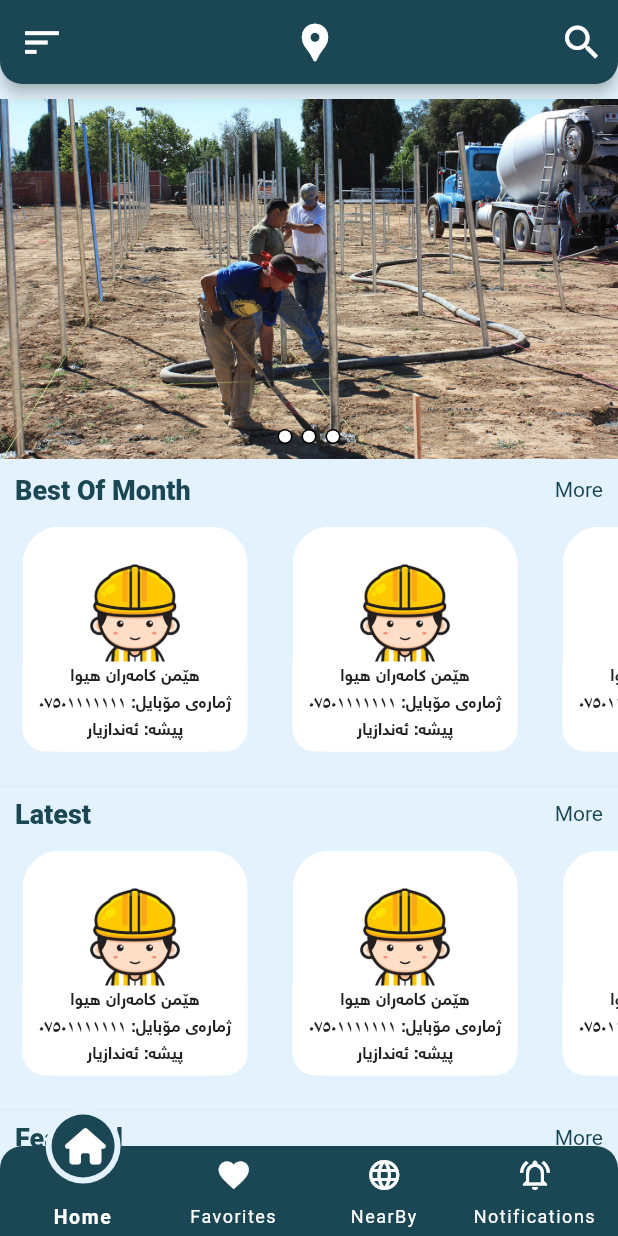
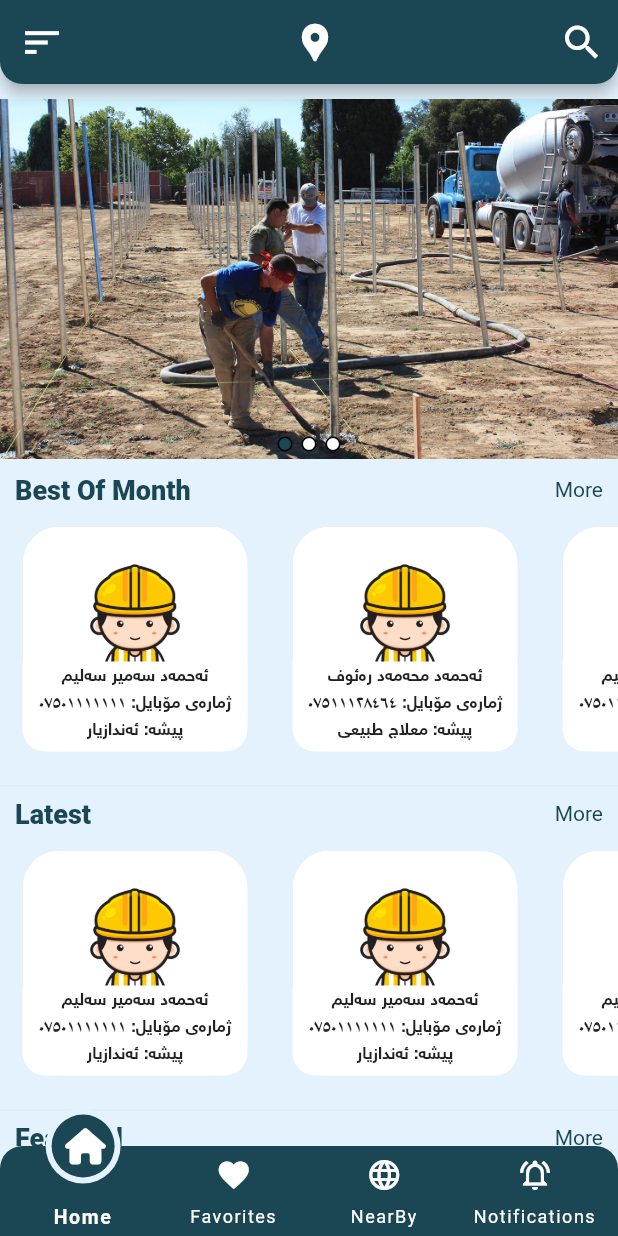
Before and after one commit to ahmadlhony/first_assignment, a Flutter app: the screen it shows after launch, on a phone screen of 412 x 824 dp. Run offline on Flutter 3.47's test engine with Material 2 defaults, Android fonts, the light colour scheme and no system bars; drawn by our look-alikes of carousel_slider; our stand-ins replace fluttericon.

Commit message:
added more Re-Usablity to the widgets

```diff
--- a/lib/screens/home_screen.dart
+++ b/lib/screens/home_screen.dart
@@ -1,14 +1,15 @@
 // ignore_for_file: prefer_const_constructors, sized_box_for_whitespace, prefer_const_literals_to_create_immutables
 
 import 'package:first_assignment/widgets/categories_grid.dart';
+import 'package:first_assignment/widgets/category_item.dart';
 import 'package:first_assignment/widgets/custom_navbar.dart';
 import 'package:first_assignment/widgets/image_slider.dart';
+import 'package:first_assignment/widgets/navbar_item.dart';
 import 'package:flutter/material.dart';
 import 'package:flutter/rendering.dart';
+import 'package:fluttericon/font_awesome_icons.dart';
 
 class HomeScreen extends StatelessWidget {
-  const HomeScreen({Key? key}) : super(key: key);
-
   @override
   Widget build(BuildContext context) {
     return Scaffold(
@@ -54,19 +55,109 @@ class HomeScreen extends StatelessWidget {
         child: Column(
           mainAxisAlignment: MainAxisAlignment.center,
           children: [
-            ImageSlider(),
-            CategoryGrid("Best Of Month"),
+            ImageSlider(
+              imageList: [
+                'assets/images/first.jpg',
+                'assets/images/second.jpg',
+                'assets/images/third.jpg'
+              ],
+            ),
+            CategoryGrid(
+              categoryName: "Best Of Month",
+              categoryItems: [
+                CategoryItem(
+                  name: "ئەحمەد سەمیر سەلیم",
+                  phoneNumber: "٠٧٥٠١١١١١١١",
+                  career: "ئەندازیار",
+                  imagePath:
+                      'assets/images/cute-engineer-character-cartoon-icon-illustration-vector.jpg',
+                ),
+                CategoryItem(
+                  name: "ئەحمەد محەمەد رەئوف",
+                  phoneNumber: "٠٧٥١١١٢٨٤٦٤",
+                  career: "معلاج طبیعی",
+                  imagePath:
+                      'assets/images/cute-engineer-character-cartoon-icon-illustration-vector.jpg',
+                ),
+                CategoryItem(
+                  name: "ئەحمەد سەمیر سەلیم",
+                  phoneNumber: "٠٧٥٠١١١١١١١",
+                  career: "ئەندازیار",
+                  imagePath:
+                      'assets/images/cute-engineer-character-cartoon-icon-illustration-vector.jpg',
+                ),
+              ],
+            ),
             Divider(thickness: 0.2),
-            CategoryGrid("Latest"),
+            CategoryGrid(
+              categoryName: "Latest",
+              categoryItems: [
+                CategoryItem(
+                  name: "ئەحمەد سەمیر سەلیم",
+                  phoneNumber: "٠٧٥٠١١١١١١١",
+                  career: "ئەندازیار",
+                  imagePath:
+                      'assets/images/cute-engineer-character-cartoon-icon-illustration-vector.jpg',
+                ),
+                CategoryItem(
+                  name: "ئەحمەد سەمیر سەلیم",
+                  phoneNumber: "٠٧٥٠١١١١١١١",
+                  career: "ئەندازیار",
+                  imagePath:
+                      'assets/images/cute-engineer-character-cartoon-icon-illustration-vector.jpg',
+                ),
+                CategoryItem(
+                  name: "ئەحمەد سەمیر سەلیم",
+                  phoneNumber: "٠٧٥٠١١١١١١١",
+                  career: "ئەندازیار",
+                  imagePath:
+                      'assets/images/cute-engineer-character-cartoon-icon-illustration-vector.jpg',
+                ),
+              ],
+            ),
             Divider(thickness: 0.2),
-            CategoryGrid("Featured"),
+            CategoryGrid(
+              categoryName: "Featured",
+              categoryItems: [
+                CategoryItem(
+                  name: "ئەحمەد سەمیر سەلیم",
+                  phoneNumber: "٠٧٥٠١١١١١١١",
+                  career: "ئەندازیار",
+                  imagePath:
+                      'assets/images/cute-engineer-character-cartoon-icon-illustration-vector.jpg',
+                ),
+                CategoryItem(
+                  name: "ئەحمەد سەمیر سەلیم",
+                  phoneNumber: "٠٧٥٠١١١١١١١",
+                  career: "ئەندازیار",
+                  imagePath:
+                      'assets/images/cute-engineer-character-cartoon-icon-illustration-vector.jpg',
+                ),
+                CategoryItem(
+                  name: "ئەحمەد سەمیر سەلیم",
+                  phoneNumber: "٠٧٥٠١١١١١١١",
+                  career: "ئەندازیار",
+                  imagePath:
+                      'assets/images/cute-engineer-character-cartoon-icon-illustration-vector.jpg',
+                ),
+              ],
+            ),
             SizedBox(
               height: 20,
             )
           ],
         ),
       ),
-      bottomNavigationBar: CustomNavbar(),
+      bottomNavigationBar: CustomNavbar(
+        navbarItem: [
+          NavbarItem(label: "Home", iconData: FontAwesome.home),
+          NavbarItem(label: "Favorites", iconData: Icons.favorite),
+          NavbarItem(label: "NearBy", iconData: Icons.language_outlined),
+          NavbarItem(
+              label: "Notifications",
+              iconData: Icons.notifications_on_outlined),
+        ],
+      ),
     );
   }
 }
--- a/lib/widgets/categories_grid.dart
+++ b/lib/widgets/categories_grid.dart
@@ -1,11 +1,11 @@
-// ignore_for_file: prefer_const_constructors, sized_box_for_whitespace
+// ignore_for_file: prefer_const_constructors, sized_box_for_whitespace, must_be_immutable
 
-import 'package:first_assignment/widgets/category_item.dart';
 import 'package:flutter/material.dart';
 
 class CategoryGrid extends StatelessWidget {
-  final _category;
-  CategoryGrid(this._category);
+  var categoryName;
+  List<Widget> categoryItems;
+  CategoryGrid({required this.categoryName, required this.categoryItems});
   @override
   Widget build(BuildContext context) {
     return Container(
@@ -20,7 +20,7 @@ class CategoryGrid extends StatelessWidget {
               // ignore: prefer_const_literals_to_create_immutables
               children: [
                 Text(
-                  _category,
+                  categoryName,
                   style: TextStyle(
                       color: Theme.of(context).primaryColor,
                       fontWeight: FontWeight.w900,
@@ -41,16 +41,14 @@ class CategoryGrid extends StatelessWidget {
           ),
           Container(
             height: 180,
-            child: ListView(
-                scrollDirection: Axis.horizontal,
-                shrinkWrap: true,
-                children: [
-                  CategoryItem("هێمن کامەران هیوا", "٠٧٥٠١١١١١١١", "ئەندازیار"),
-                  CategoryItem("هێمن کامەران هیوا", "٠٧٥٠١١١١١١١", "ئەندازیار"),
-                  CategoryItem("هێمن کامەران هیوا", "٠٧٥٠١١١١١١١", "ئەندازیار"),
-                  CategoryItem("هێمن کامەران هیوا", "٠٧٥٠١١١١١١١", "ئەندازیار"),
-                  CategoryItem("هێمن کامەران هیوا", "٠٧٥٠١١١١١١١", "ئەندازیار"),
-                ]),
+            child: ListView.builder(
+              itemCount: categoryItems.length,
+              itemBuilder: (BuildContext ctx, int index) {
+                return (categoryItems[index]);
+              },
+              shrinkWrap: true,
+              scrollDirection: Axis.horizontal,
+            ),
           ),
         ],
       ),
--- a/lib/widgets/category_item.dart
+++ b/lib/widgets/category_item.dart
@@ -1,4 +1,4 @@
-// ignore_for_file: prefer_const_constructors
+// ignore_for_file: prefer_const_constructors, must_be_immutable
 
 import 'package:flutter/material.dart';
 
@@ -6,7 +6,13 @@ class CategoryItem extends StatelessWidget {
   String name;
   String phoneNumber;
   String career;
-  CategoryItem(this.name, this.phoneNumber, this.career);
+  String imagePath;
+  CategoryItem({
+    required this.name,
+    required this.phoneNumber,
+    required this.career,
+    required this.imagePath,
+  });
 
   @override
   Widget build(BuildContext context) {
@@ -19,7 +25,7 @@ class CategoryItem extends StatelessWidget {
           ClipRRect(
             borderRadius: BorderRadius.all(Radius.circular(25)),
             child: Image.asset(
-              'assets/images/cute-engineer-character-cartoon-icon-illustration-vector.jpg',
+              imagePath,
               height: 150,
               width: 150,
               fit: BoxFit.cover,
--- a/lib/widgets/custom_navbar.dart
+++ b/lib/widgets/custom_navbar.dart
@@ -1,9 +1,12 @@
 // ignore_for_file: prefer_const_constructors, sized_box_for_whitespace, prefer_const_literals_to_create_immutables
 
+import 'package:first_assignment/widgets/navbar_item.dart';
 import 'package:flutter/material.dart';
 import 'package:fluttericon/font_awesome_icons.dart';
 
 class CustomNavbar extends StatefulWidget {
+  List<NavbarItem> navbarItem;
+  CustomNavbar({required this.navbarItem});
   @override
   State<CustomNavbar> createState() => _CustomNavbarState();
 }
@@ -26,18 +29,26 @@ class _CustomNavbarState extends State<CustomNavbar> {
       height: 60,
       child: Row(
         mainAxisAlignment: MainAxisAlignment.spaceEvenly,
-        children: [
-          navbarItems(FontAwesome.home, "Home", index: 0),
-          navbarItems(Icons.favorite, "Favorites", index: 1),
-          navbarItems(Icons.language_outlined, "NearBy", index: 2),
-          navbarItems(Icons.notifications_on_outlined, "Notifications",
-              index: 3),
-        ],
+        children: widget.navbarItem.map((e) {
+          return navbarItems(
+            iconData: e.iconData,
+            label: e.label,
+            index: widget.navbarItem.indexOf(e),
+          );
+        }).toList(),
+        // [
+        //   navbarItems(FontAwesome.home, "Home", index: 0),
+        //   navbarItems(Icons.favorite, "Favorites", index: 1),
+        //   navbarItems(Icons.language_outlined, "NearBy", index: 2),
+        //   navbarItems(Icons.notifications_on_outlined, "Notifications",
+        //       index: 3),
+        // ],
       ),
     );
   }
 
-  Widget navbarItems(IconData icon, String label, {int index = 0}) {
+  Widget navbarItems(
+      {required IconData iconData, required String label, required int index}) {
     return GestureDetector(
       onTap: () {
         setState(() {
@@ -56,7 +67,7 @@ class _CustomNavbarState extends State<CustomNavbar> {
                 height: 40,
                 child: Stack(
                   alignment: AlignmentDirectional.center,
-                  overflow: Overflow.visible,
+                  clipBehavior: Clip.none,
                   children: [
                     Positioned(
                       top: _isSelected(index) ? -25 : 0,
@@ -72,7 +83,7 @@ class _CustomNavbarState extends State<CustomNavbar> {
                             backgroundColor: Theme.of(context).primaryColor,
                             radius: 18,
                             child: Icon(
-                              icon,
+                              iconData,
                               color: Colors.white,
                             ),
                           ),
--- a/lib/widgets/image_slider.dart
+++ b/lib/widgets/image_slider.dart
@@ -3,7 +3,20 @@
 import 'package:carousel_slider/carousel_slider.dart';
 import 'package:flutter/material.dart';
 
-class ImageSlider extends StatelessWidget {
+class ImageSlider extends StatefulWidget {
+  final List<String> imageList;
+  ImageSlider({required this.imageList});
+
+  @override
+  State<ImageSlider> createState() => _ImageSliderState();
+}
+
+class _ImageSliderState extends State<ImageSlider> {
+  var selectedItem = 0;
+  bool isSelected(int index) {
+    return selectedItem == index;
+  }
+
   @override
   Widget build(BuildContext context) {
     return Container(
@@ -13,64 +26,46 @@ class ImageSlider extends StatelessWidget {
         aspectRatio: 16 / 9,
         child: Stack(children: [
           CarouselSlider(
-            items: [
-              Image.asset(
-                'assets/images/first.jpg',
+            items: widget.imageList.map((e) {
+              return Image.asset(
+                e,
                 fit: BoxFit.cover,
-              ),
-              Image.asset(
-                'assets/images/second.jpg',
-                fit: BoxFit.cover,
-              ),
-              Image.asset(
-                'assets/images/third.jpg',
-                fit: BoxFit.cover,
-              ),
-            ],
+              );
+            }).toList(),
             options: CarouselOptions(
                 viewportFraction: 1,
                 height: 400,
                 aspectRatio: 16 / 9,
                 enableInfiniteScroll: true,
-            ),
+                onPageChanged: (index, reason) {
+                  setState(() {
+                    selectedItem = index;
+                  });
+                }),
           ),
           Positioned(
             bottom: 5,
-            child: Center(
             child: Container(
               width: MediaQuery.of(context).size.width,
               height: 20,
+              child: Align(
+                alignment: Alignment.bottomCenter,
                 child: Row(
                     mainAxisAlignment: MainAxisAlignment.center,
-                  children: [
-                    CircleAvatar(
-                      backgroundColor: Colors.black,
-                      radius: 5,
-                      child: CircleAvatar(
-                        backgroundColor: Colors.white,
-                        radius: 4,
+                    children: widget.imageList.map((e) {
+                      return Container(
+                        height: 10,
+                        width: 10,
+                        margin: EdgeInsets.symmetric(horizontal: 3),
+                        decoration: BoxDecoration(
+                          border: Border.all(width: 1, color: Colors.black),
+                          color: isSelected(widget.imageList.indexOf(e))
+                              ? Theme.of(context).primaryColor
+                              : Colors.white,
+                          shape: BoxShape.circle,
                         ),
-                    ),
-                    Padding(padding: EdgeInsets.all(3)),
-                    CircleAvatar(
-                      backgroundColor: Colors.black,
-                      radius: 5,
-                      child: CircleAvatar(
-                        backgroundColor: Colors.white,
-                        radius: 4,
-                      ),
-                    ),
-                    Padding(padding: EdgeInsets.all(3)),
-                    CircleAvatar(
-                      backgroundColor: Colors.black,
-                      radius: 5,
-                      child: CircleAvatar(
-                        backgroundColor: Colors.white,
-                        radius: 4,
-                      ),
-                    ),
-                  ],
-                ),
+                      );
+                    }).toList()),
               ),
             ),
           )
--- /dev/null
+++ b/lib/widgets/navbar_item.dart
@@ -0,0 +1,11 @@
+import 'package:flutter/cupertino.dart';
+
+class NavbarItem {
+  String label;
+  IconData iconData;
+
+  NavbarItem({
+    required this.label,
+    required this.iconData,
+  });
+}
```
Lines whose indentation alone changed are shown as unchanged.
